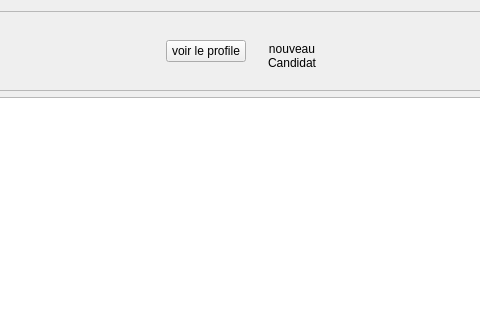
AmineHouari98/auto_Ecole, file Auto_Ecole/candidat/candidat.ui: the form before one commit; both pictures show x 336 to 816 and y 0 to 320 of the 1169 by 510 pixel window.
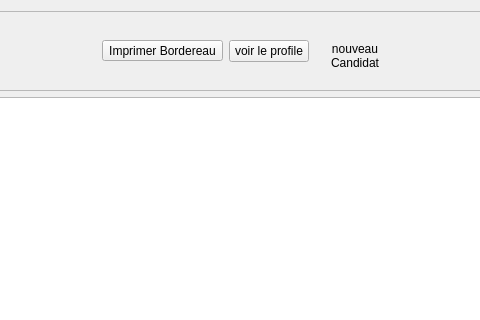
The form after the commit. Icons and pictures are not drawn. Custom widgets are drawn as their Qt base class.

Diff of the .ui file:
```diff
--- a/Auto_Ecole/candidat/candidat.ui
+++ b/Auto_Ecole/candidat/candidat.ui
@@ -50,6 +50,13 @@
           </property>
          </spacer>
         </item>
+        <item>
+         <widget class="QToolButton" name="toolButton">
+          <property name="text">
+           <string>Imprimer Bordereau</string>
+          </property>
+         </widget>
+        </item>
         <item>
          <widget class="QPushButton" name="btn_viewProfile">
           <property name="text">
```
